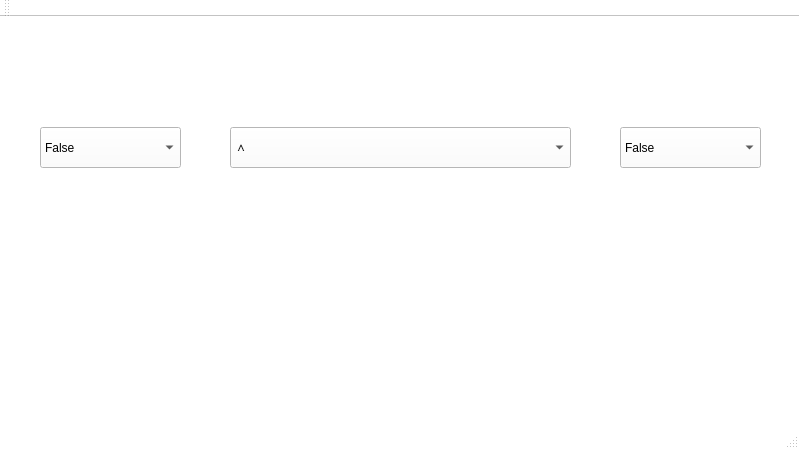
Georgy760/Qt_Projects, file Lab4/mainwindow.ui: the form before one commit.
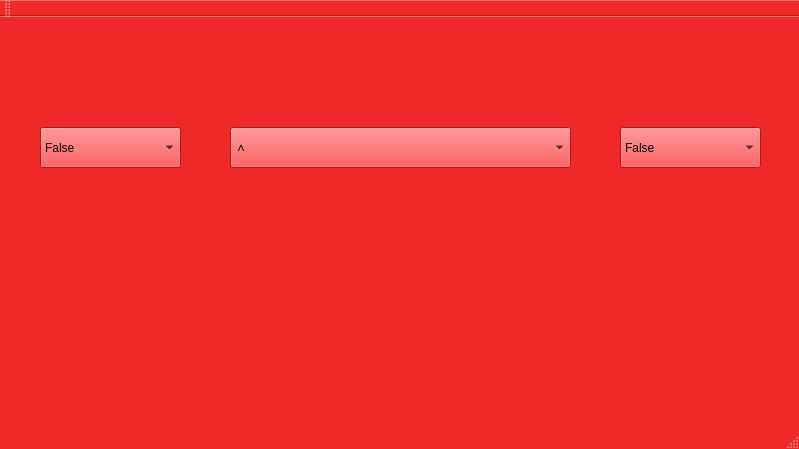
The form after the commit.

```diff
--- a/Lab4/mainwindow.ui
+++ b/Lab4/mainwindow.ui
@@ -25,9 +25,9 @@
      <colorrole role="Button">
       <brush brushstyle="SolidPattern">
        <color alpha="255">
-        <red>255</red>
-        <green>255</green>
-        <blue>255</blue>
+        <red>239</red>
+        <green>41</green>
+        <blue>41</blue>
        </color>
       </brush>
      </colorrole>
@@ -35,35 +35,35 @@
       <brush brushstyle="SolidPattern">
        <color alpha="255">
         <red>255</red>
-        <green>255</green>
-        <blue>255</blue>
+        <green>147</green>
+        <blue>147</blue>
        </color>
       </brush>
      </colorrole>
      <colorrole role="Midlight">
       <brush brushstyle="SolidPattern">
        <color alpha="255">
-        <red>255</red>
-        <green>255</green>
-        <blue>255</blue>
+        <red>247</red>
+        <green>94</green>
+        <blue>94</blue>
        </color>
       </brush>
      </colorrole>
      <colorrole role="Dark">
       <brush brushstyle="SolidPattern">
        <color alpha="255">
-        <red>127</red>
-        <green>127</green>
-        <blue>127</blue>
+        <red>119</red>
+        <green>20</green>
+        <blue>20</blue>
        </color>
       </brush>
      </colorrole>
      <colorrole role="Mid">
       <brush brushstyle="SolidPattern">
        <color alpha="255">
-        <red>170</red>
-        <green>170</green>
-        <blue>170</blue>
+        <red>159</red>
+        <green>27</green>
+        <blue>27</blue>
        </color>
       </brush>
      </colorrole>
@@ -106,9 +106,9 @@
      <colorrole role="Window">
       <brush brushstyle="SolidPattern">
        <color alpha="255">
-        <red>255</red>
-        <green>255</green>
-        <blue>255</blue>
+        <red>239</red>
+        <green>41</green>
+        <blue>41</blue>
        </color>
       </brush>
      </colorrole>
@@ -124,9 +124,9 @@
      <colorrole role="AlternateBase">
       <brush brushstyle="SolidPattern">
        <color alpha="255">
-        <red>255</red>
-        <green>255</green>
-        <blue>255</blue>
+        <red>247</red>
+        <green>148</green>
+        <blue>148</blue>
        </color>
       </brush>
      </colorrole>
@@ -171,9 +171,9 @@
      <colorrole role="Button">
       <brush brushstyle="SolidPattern">
        <color alpha="255">
-        <red>255</red>
-        <green>255</green>
-        <blue>255</blue>
+        <red>239</red>
+        <green>41</green>
+        <blue>41</blue>
        </color>
       </brush>
      </colorrole>
@@ -181,35 +181,35 @@
       <brush brushstyle="SolidPattern">
        <color alpha="255">
         <red>255</red>
-        <green>255</green>
-        <blue>255</blue>
+        <green>147</green>
+        <blue>147</blue>
        </color>
       </brush>
      </colorrole>
      <colorrole role="Midlight">
       <brush brushstyle="SolidPattern">
        <color alpha="255">
-        <red>255</red>
-        <green>255</green>
-        <blue>255</blue>
+        <red>247</red>
+        <green>94</green>
+        <blue>94</blue>
        </color>
       </brush>
      </colorrole>
      <colorrole role="Dark">
       <brush brushstyle="SolidPattern">
        <color alpha="255">
-        <red>127</red>
-        <green>127</green>
-        <blue>127</blue>
+        <red>119</red>
+        <green>20</green>
+        <blue>20</blue>
        </color>
       </brush>
      </colorrole>
      <colorrole role="Mid">
       <brush brushstyle="SolidPattern">
        <color alpha="255">
-        <red>170</red>
-        <green>170</green>
-        <blue>170</blue>
+        <red>159</red>
+        <green>27</green>
+        <blue>27</blue>
        </color>
       </brush>
      </colorrole>
@@ -252,9 +252,9 @@
      <colorrole role="Window">
       <brush brushstyle="SolidPattern">
        <color alpha="255">
-        <red>255</red>
-        <green>255</green>
-        <blue>255</blue>
+        <red>239</red>
+        <green>41</green>
+        <blue>41</blue>
        </color>
       </brush>
      </colorrole>
@@ -270,9 +270,9 @@
      <colorrole role="AlternateBase">
       <brush brushstyle="SolidPattern">
        <color alpha="255">
-        <red>255</red>
-        <green>255</green>
-        <blue>255</blue>
+        <red>247</red>
+        <green>148</green>
+        <blue>148</blue>
        </color>
       </brush>
      </colorrole>
@@ -308,18 +308,18 @@
      <colorrole role="WindowText">
       <brush brushstyle="SolidPattern">
        <color alpha="255">
-        <red>127</red>
-        <green>127</green>
-        <blue>127</blue>
+        <red>119</red>
+        <green>20</green>
+        <blue>20</blue>
        </color>
       </brush>
      </colorrole>
      <colorrole role="Button">
       <brush brushstyle="SolidPattern">
        <color alpha="255">
-        <red>255</red>
-        <green>255</green>
-        <blue>255</blue>
+        <red>239</red>
+        <green>41</green>
+        <blue>41</blue>
        </color>
       </brush>
      </colorrole>
@@ -327,44 +327,44 @@
       <brush brushstyle="SolidPattern">
        <color alpha="255">
         <red>255</red>
-        <green>255</green>
-        <blue>255</blue>
+        <green>147</green>
+        <blue>147</blue>
        </color>
       </brush>
      </colorrole>
      <colorrole role="Midlight">
       <brush brushstyle="SolidPattern">
        <color alpha="255">
-        <red>255</red>
-        <green>255</green>
-        <blue>255</blue>
+        <red>247</red>
+        <green>94</green>
+        <blue>94</blue>
        </color>
       </brush>
      </colorrole>
      <colorrole role="Dark">
       <brush brushstyle="SolidPattern">
        <color alpha="255">
-        <red>127</red>
-        <green>127</green>
-        <blue>127</blue>
+        <red>119</red>
+        <green>20</green>
+        <blue>20</blue>
        </color>
       </brush>
      </colorrole>
      <colorrole role="Mid">
       <brush brushstyle="SolidPattern">
        <color alpha="255">
-        <red>170</red>
-        <green>170</green>
-        <blue>170</blue>
+        <red>159</red>
+        <green>27</green>
+        <blue>27</blue>
        </color>
       </brush>
      </colorrole>
      <colorrole role="Text">
       <brush brushstyle="SolidPattern">
        <color alpha="255">
-        <red>127</red>
-        <green>127</green>
-        <blue>127</blue>
+        <red>119</red>
+        <green>20</green>
+        <blue>20</blue>
        </color>
       </brush>
      </colorrole>
@@ -380,27 +380,27 @@
      <colorrole role="ButtonText">
       <brush brushstyle="SolidPattern">
        <color alpha="255">
-        <red>127</red>
-        <green>127</green>
-        <blue>127</blue>
+        <red>119</red>
+        <green>20</green>
+        <blue>20</blue>
        </color>
       </brush>
      </colorrole>
      <colorrole role="Base">
       <brush brushstyle="SolidPattern">
        <color alpha="255">
-        <red>255</red>
-        <green>255</green>
-        <blue>255</blue>
+        <red>239</red>
+        <green>41</green>
+        <blue>41</blue>
        </color>
       </brush>
      </colorrole>
      <colorrole role="Window">
       <brush brushstyle="SolidPattern">
        <color alpha="255">
-        <red>255</red>
-        <green>255</green>
-        <blue>255</blue>
+        <red>239</red>
+        <green>41</green>
+        <blue>41</blue>
        </color>
       </brush>
      </colorrole>
@@ -416,9 +416,9 @@
      <colorrole role="AlternateBase">
       <brush brushstyle="SolidPattern">
        <color alpha="255">
-        <red>255</red>
-        <green>255</green>
-        <blue>255</blue>
+        <red>239</red>
+        <green>41</green>
+        <blue>41</blue>
        </color>
       </brush>
      </colorrole>
```
